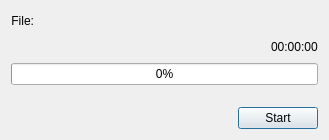
The window that CompressionDialog.ui (Metacometa/hse-coursework-1) describes before a commit, drawn with Qt 5.
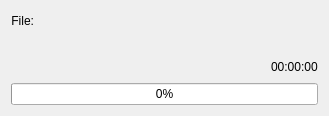
The same window after the commit.

Commit message: Start button is deleted

```diff
--- a/CompressionDialog.ui
+++ b/CompressionDialog.ui
@@ -7,7 +7,7 @@
     <x>0</x>
     <y>0</y>
     <width>329</width>
-    <height>140</height>
+    <height>116</height>
    </rect>
   </property>
   <property name="windowTitle">
@@ -77,6 +77,19 @@
        </item>
       </layout>
      </item>
+     <item>
+      <spacer name="verticalSpacer">
+       <property name="orientation">
+        <enum>Qt::Vertical</enum>
+       </property>
+       <property name="sizeHint" stdset="0">
+        <size>
+         <width>20</width>
+         <height>13</height>
+        </size>
+       </property>
+      </spacer>
+     </item>
      <item>
       <layout class="QHBoxLayout" name="horizontalLayout_2">
        <item>
@@ -116,41 +129,7 @@
       <number>6</number>
      </property>
      <item>
-      <spacer name="verticalSpacer">
-       <property name="orientation">
-        <enum>Qt::Vertical</enum>
-       </property>
-       <property name="sizeHint" stdset="0">
-        <size>
-         <width>20</width>
-         <height>13</height>
-        </size>
-       </property>
-      </spacer>
-     </item>
-     <item>
-      <layout class="QHBoxLayout" name="horizontalLayout_3">
-       <item>
-        <spacer name="horizontalSpacer">
-         <property name="orientation">
-          <enum>Qt::Horizontal</enum>
-         </property>
-         <property name="sizeHint" stdset="0">
-          <size>
-           <width>40</width>
-           <height>20</height>
-          </size>
-         </property>
-        </spacer>
-       </item>
-       <item>
-        <widget class="QPushButton" name="startButton">
-         <property name="text">
-          <string>Start</string>
-         </property>
-        </widget>
-       </item>
-      </layout>
+      <layout class="QHBoxLayout" name="horizontalLayout_3"/>
      </item>
     </layout>
    </item>
```
The commit also changes 6 other files.
